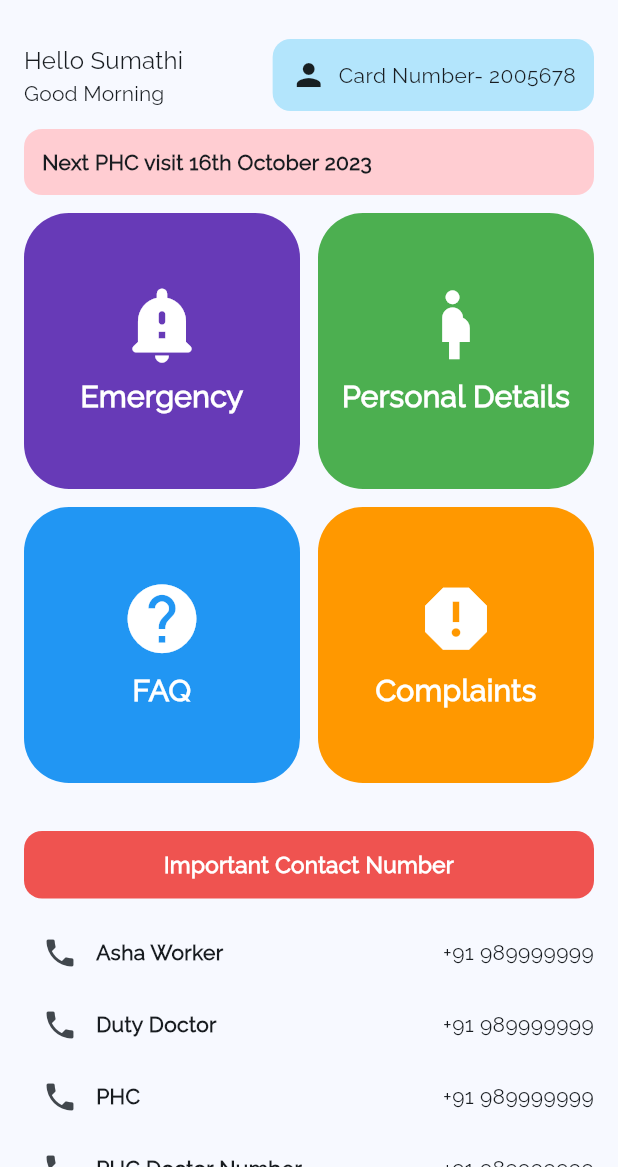
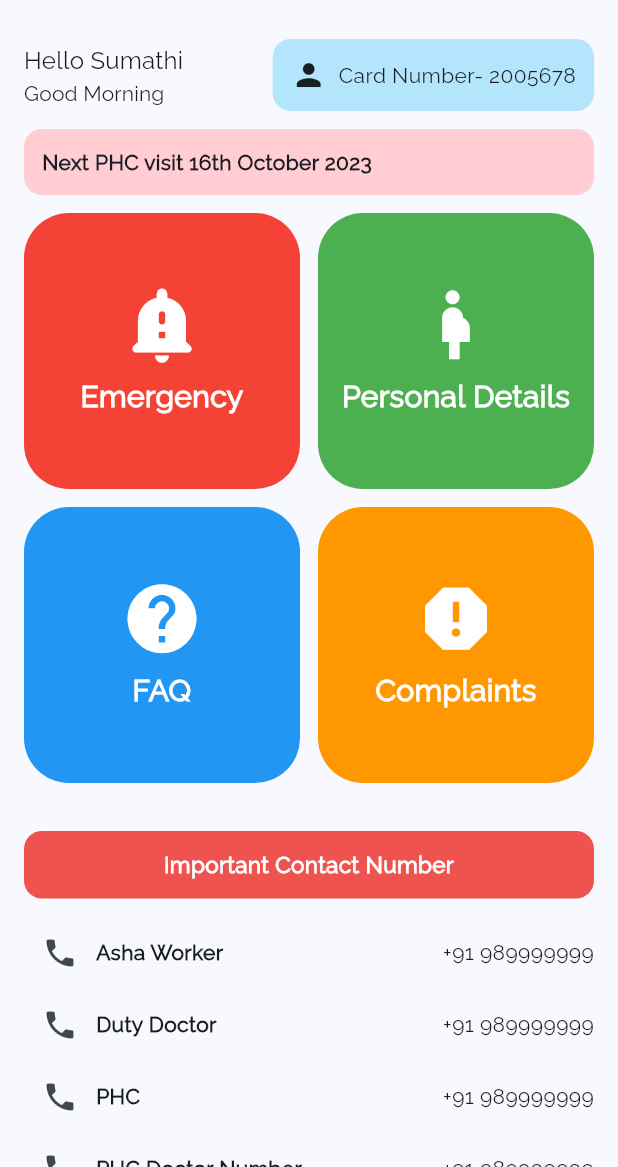
Before and after one commit to adityakumar9358/TaayiMagu, a Flutter app: the HomeScreen screen opened by its route, on a phone screen of 412 x 824 dp, the part 69-1236 px from its top. Run offline on Flutter 3.47's test engine with Material 3 defaults, Android fonts, the phone set to English and light mode, and no system bars; our stand-ins replace fl_chart; generated files the repository leaves out were written again.

Commit message:
Update home_screen.dart

```diff
--- a/lib/screens/home_screen.dart
+++ b/lib/screens/home_screen.dart
@@ -128,7 +128,7 @@ class _HomeScreenState extends State<HomeScreen> {
                       child: ButtonContainer(
                           icon: Icons.notification_important_rounded,
                           text: localizations.key5, // 'Emergency'
-                          color: Colors.deepPurple),
+                          color: Colors.red),
                     ),
                     GestureDetector(
                       onTap: () {
```
